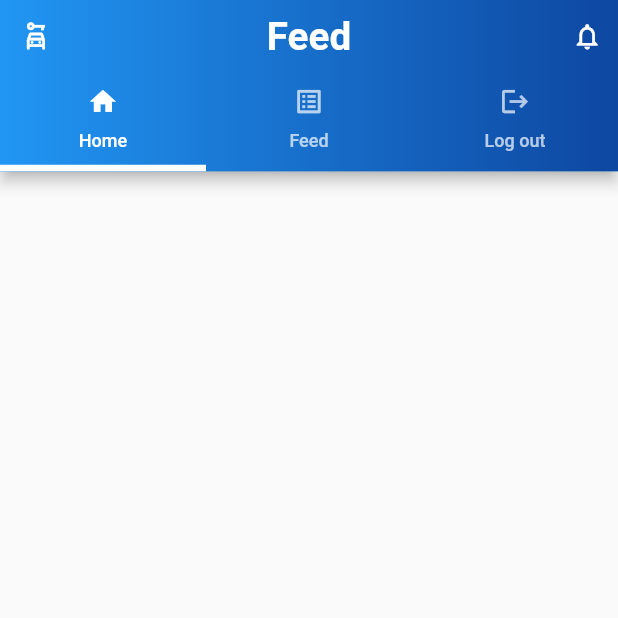
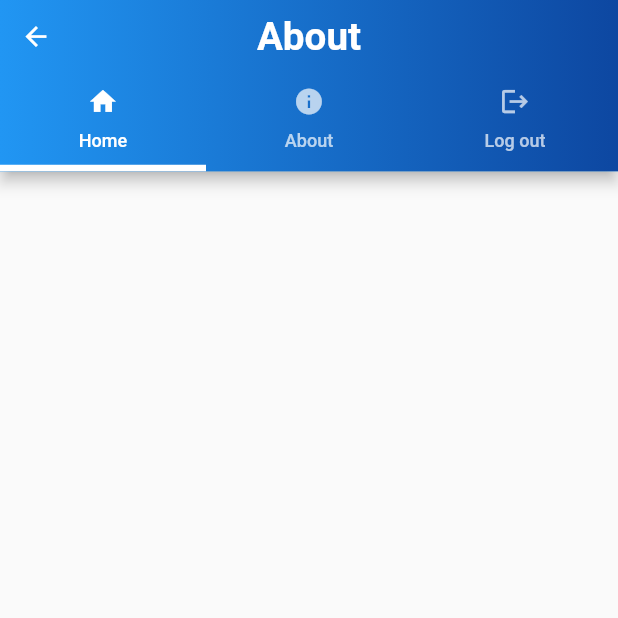
Before and after one commit to Formula-1-One/Formula1-Hostel-Booking-Frontend, a Flutter app: the Feed screen opened directly, on a phone screen of 412 x 824 dp, the top half of it. Run offline on Flutter 3.47's test engine with Material 2 defaults, Android fonts, the phone set to English and light mode, and no system bars; our stand-ins replace animated_text_kit, carousel_pro, flip_card, google_fonts, hexcolor, like_button and 3 more; missing offline and left inert: email_auth.

Commit message:
changes 2

```diff
--- a/lib/pages_appbar_categories/feed.dart
+++ b/lib/pages_appbar_categories/feed.dart
@@ -19,20 +19,12 @@ class _FeedState extends State<Feed> {
       length: 3,
       child: Scaffold(
         appBar: AppBar(
-          title: const Text("Feed",
+          title: const Text("About",
             style: TextStyle(
               fontSize: 30,
               fontWeight: FontWeight.bold,
             ),),
           centerTitle: true,
-          leading: IconButton(
-            icon: const Icon(Icons.car_rental_outlined),
-            onPressed: (){},
-          ),
-          actions: [
-            IconButton(onPressed: (){},
-                icon: const Icon(Icons.notifications_none))
-          ],
           flexibleSpace: Container(
             decoration: BoxDecoration(
                 gradient: LinearGradient(
@@ -54,7 +46,7 @@ class _FeedState extends State<Feed> {
                   context,
                   MaterialPageRoute(builder: (context) => const HomeScreenMain()));},
                   child: const Tab(icon: Icon(Icons.home), text: "Home",)),
-              const Tab(icon: Icon(Icons.list_alt), text: "Feed",),
+              const Tab(icon: Icon(Icons.info), text: "About",),
               InkWell(
                   onTap: (){Navigator.push(context,
                       MaterialPageRoute(builder: (context) => const LogOUt()));},
--- a/lib/pages_hostel/screens.home/home_screen_main.dart
+++ b/lib/pages_hostel/screens.home/home_screen_main.dart
@@ -28,10 +28,6 @@ class _HomeScreenMainState extends State<HomeScreenMain> {
                 fontWeight: FontWeight.bold,
               ),),
             centerTitle: true,
-          leading: IconButton(
-            icon: const Icon(Icons.car_rental_outlined),
-            onPressed: (){},
-          ),
           actions: [
             IconButton(onPressed: (){Navigator.push(context,
                 MaterialPageRoute(builder: (context) => const SearchFilter()));},
@@ -58,7 +54,7 @@ class _HomeScreenMainState extends State<HomeScreenMain> {
                 onTap: (){Navigator.push(
                     context,
                   MaterialPageRoute(builder: (context) => const Feed()));},
-                  child: const Tab(icon: Icon(Icons.list_alt), text: "Feed",)),
+                  child: const Tab(icon: Icon(Icons.info), text: "About",)),
               InkWell(
                   onTap: (){Navigator.push(
                       context,
```
Also changed, not shown: lib/pages_appbar_categories/alert_dialog.dart (+7 -9 lines), lib/pages_appbar_categories/logout.dart (+11 -16 lines), pubspec.lock.
